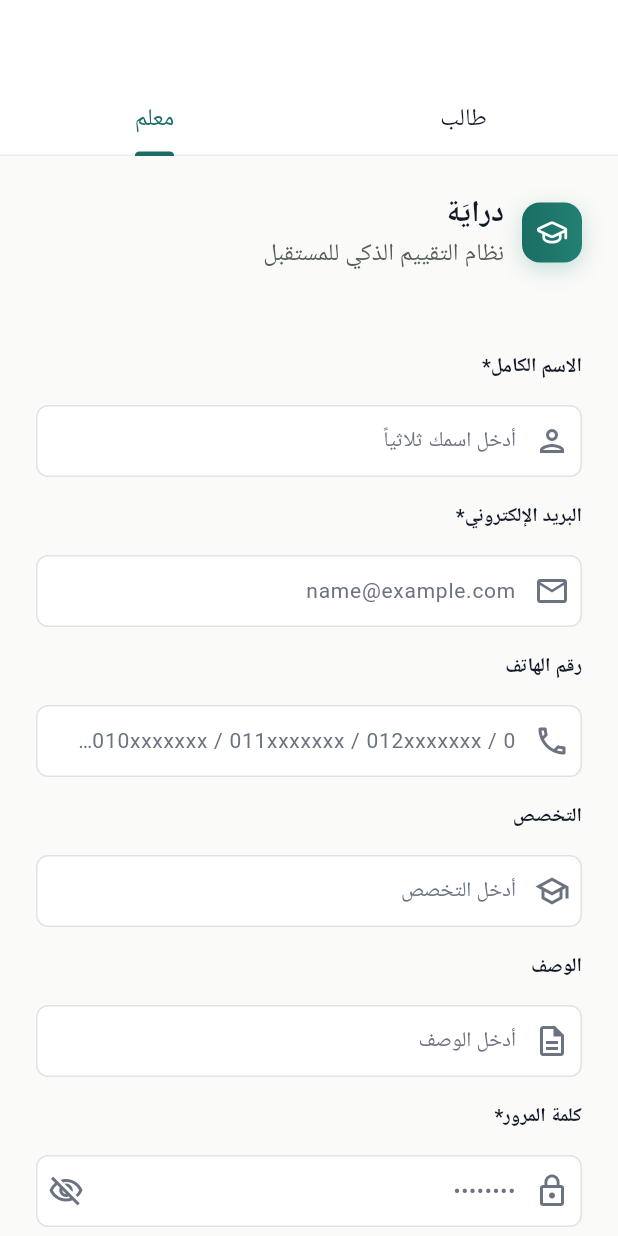
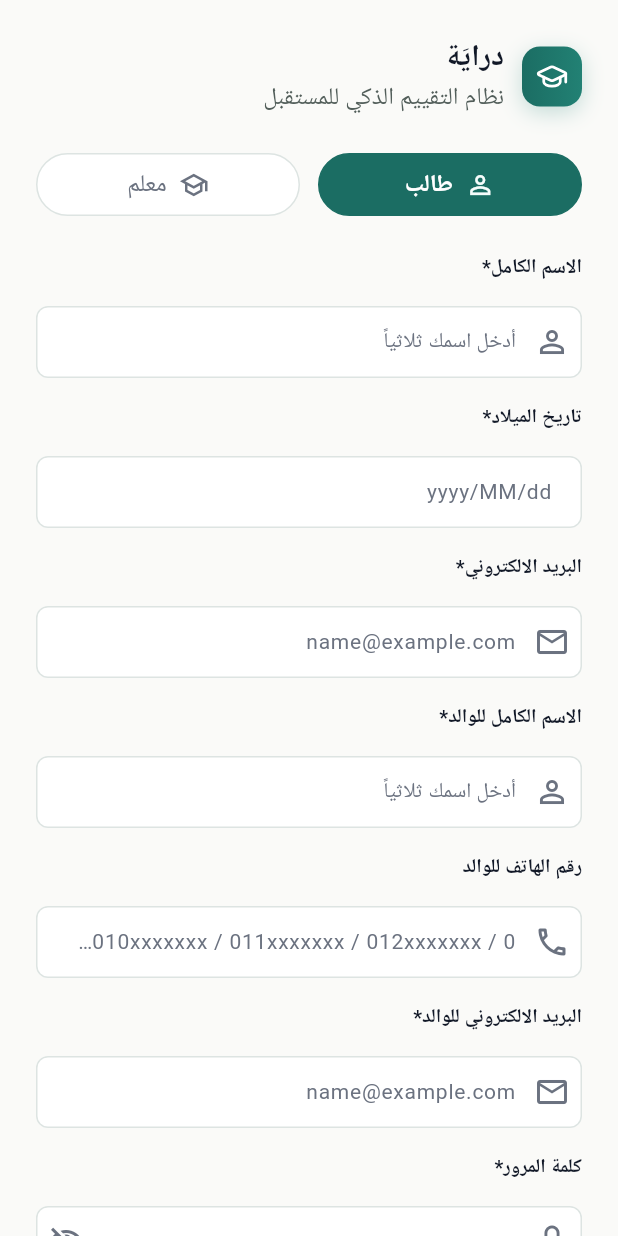
Before and after one commit to DrayaTeam/draya_mobile, a Flutter app: the SignupPage screen opened by its route, on a phone screen of 412 x 824 dp. Run offline on Flutter 3.47's test engine with Material 3 defaults, Android fonts, the phone set to English and light mode, and no system bars; our stand-ins replace app_links, cached_network_image, chewie, dio, dropdown_button2, file_picker and 17 more; missing offline and left inert: pdfrx, signalr_netcore; accounts and stored records are empty; generated files the repository leaves out were written again; Roboto replaces fonts that are missing (Cairo).

Commit message:
enhance-sign-up-ui

```diff
--- a/lib/features/auth/presentation/signup/pages/signup_page.dart
+++ b/lib/features/auth/presentation/signup/pages/signup_page.dart
@@ -1,31 +1,107 @@
+import "package:draya_mobile/core/theme/app_colors.dart";
+import "package:draya_mobile/core/theme/app_sizes.dart";
+import "package:draya_mobile/core/widgets/app_logo_and_name.dart";
 import "package:draya_mobile/features/auth/presentation/student_signup/pages/student_signup_tab.dart";
 import "package:draya_mobile/features/auth/presentation/teacher_signup/pages/teacher_signup_tab.dart";
 import "package:flutter/material.dart";
 
-class SignupPage extends StatelessWidget {
+class SignupPage extends StatefulWidget {
   const SignupPage({super.key});
 
   @override
+  State<SignupPage> createState() => _SignupPageState();
+}
+
+class _SignupPageState extends State<SignupPage> {
+  int _selectedIndex = 0;
+
+  static const List<(String, IconData)> _roles = [
+    ("طالب", Icons.person_outline),
+    ("معلم", Icons.school_outlined),
+  ];
+
+  @override
   Widget build(BuildContext context) {
-    return DefaultTabController(
-      initialIndex: 1,
-      length: 2,
-      child: Scaffold(
-        appBar: AppBar(
-          bottom: const TabBar(
-            tabs: [
-              Tab(text: "طالب"),
-              Tab(text: "معلم"),
-            ],
-          ),
-        ),
-        body: const TabBarView(
+    return Scaffold(
+      body: SafeArea(
+        child: Column(
           children: [
-            StudentSignupTab(),
-            TeacherSignupTab(),
+            Padding(
+              padding: const EdgeInsets.only(left: AppSizes.s24, right: AppSizes.s24, top: AppSizes.s24),
+              child: Column(
+                children: [
+                  const AppLogoAndName(),
+                  const SizedBox(height: AppSizes.s24),
+                  _buildRoleToggle(),
+                ],
+              ),
+            ),
+            Expanded(
+              child: IndexedStack(
+                index: _selectedIndex,
+                children: const [
+                  StudentSignupTab(),
+                  TeacherSignupTab(),
+                ],
+              ),
+            ),
           ],
         ),
       ),
     );
   }
+
+  Widget _buildRoleToggle() {
+    return Row(
+      spacing: AppSizes.s12,
+      children: List.generate(_roles.length, (index) {
+        final isActive = index == _selectedIndex;
+        final (label, icon) = _roles[index];
+
+        return Expanded(
+          child: Semantics(
+            label: "التسجيل كـ $label",
+            button: true,
+            selected: isActive,
+            child: GestureDetector(
+              onTap: () => setState(() => _selectedIndex = index),
+              child: AnimatedContainer(
+                duration: const Duration(milliseconds: 200),
+                curve: Curves.easeOut,
+                padding: const EdgeInsets.symmetric(vertical: AppSizes.s8),
+                decoration: BoxDecoration(
+                  color: isActive ? AppColors.primary : AppColors.surface,
+                  borderRadius: BorderRadius.circular(AppSizes.s36),
+                  border: Border.all(
+                    color: isActive ? AppColors.primary : AppColors.borderStrong,
+                  ),
+                ),
+                child: Row(
+                  mainAxisAlignment: MainAxisAlignment.center,
+                  spacing: AppSizes.s8,
+                  children: [
+                    Icon(
+                      icon,
+                      size: AppSizes.s20,
+                      color:
+                          isActive ? AppColors.primary50 : AppColors.textSecondary,
+                    ),
+                    AnimatedDefaultTextStyle(
+                      duration: const Duration(milliseconds: 200),
+                      style: Theme.of(context).textTheme.titleSmall!.copyWith(
+                            color:
+                                isActive ? Colors.white : AppColors.textSecondary,
+                            fontWeight: isActive ? FontWeight.bold : FontWeight.w500,
+                          ),
+                      child: Text(label),
+                    ),
+                  ],
+                ),
+              ),
+            ),
+          ),
+        );
+      }),
+    );
+  }
 }
--- a/lib/features/auth/presentation/student_signup/pages/student_signup_tab.dart
+++ b/lib/features/auth/presentation/student_signup/pages/student_signup_tab.dart
@@ -11,7 +11,6 @@ import "package:draya_mobile/core/validation/validation_result.dart";
 import "package:draya_mobile/core/widgets/app_elevated_button.dart";
 import "package:draya_mobile/core/widgets/app_error_dialog.dart";
 import "package:draya_mobile/core/widgets/app_label.dart";
-import "package:draya_mobile/core/widgets/app_logo_and_name.dart";
 import "package:draya_mobile/core/widgets/app_text_form_field.dart";
 import "package:draya_mobile/features/auth/data/models/register_student_request_model.dart";
 import "package:draya_mobile/features/auth/domain/entity/auth_entity.dart";
@@ -118,8 +117,6 @@ class _StudentSignupTabState extends State<StudentSignupTab> {
               crossAxisAlignment: CrossAxisAlignment.start,
               spacing: AppSizes.s16,
               children: [
-                const AppLogoAndName(),
-                const SizedBox(height: AppSizes.s20),
                 const AppLabel(label: "الاسم الكامل*"),
                 AppTextFormField(
                   controller: _textEditingControllerFullName,
--- a/lib/features/auth/presentation/teacher_signup/pages/teacher_signup_tab.dart
+++ b/lib/features/auth/presentation/teacher_signup/pages/teacher_signup_tab.dart
@@ -11,7 +11,6 @@ import "package:draya_mobile/core/validation/validation_result.dart";
 import "package:draya_mobile/core/widgets/app_elevated_button.dart";
 import "package:draya_mobile/core/widgets/app_error_dialog.dart";
 import "package:draya_mobile/core/widgets/app_label.dart";
-import "package:draya_mobile/core/widgets/app_logo_and_name.dart";
 import "package:draya_mobile/core/widgets/app_text_form_field.dart";
 import "package:draya_mobile/features/auth/data/models/register_teacher_request_model.dart";
 import "package:draya_mobile/features/auth/domain/entity/auth_entity.dart";
@@ -103,8 +102,6 @@ class _TeacherSignupTabState extends State<TeacherSignupTab> {
               crossAxisAlignment: CrossAxisAlignment.start,
               spacing: AppSizes.s16,
               children: [
-                const AppLogoAndName(),
-                const SizedBox(height: AppSizes.s20),
                 const AppLabel(label: "الاسم الكامل*"),
                 AppTextFormField(
                   controller: _textEditingControllerFullName,
```
